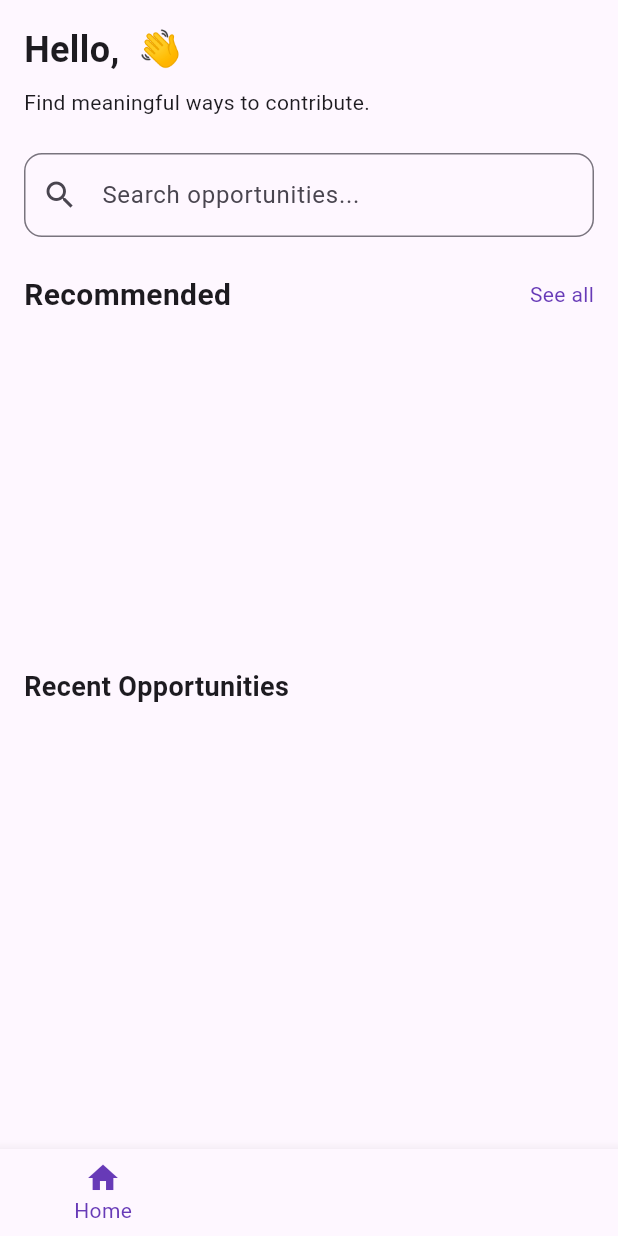
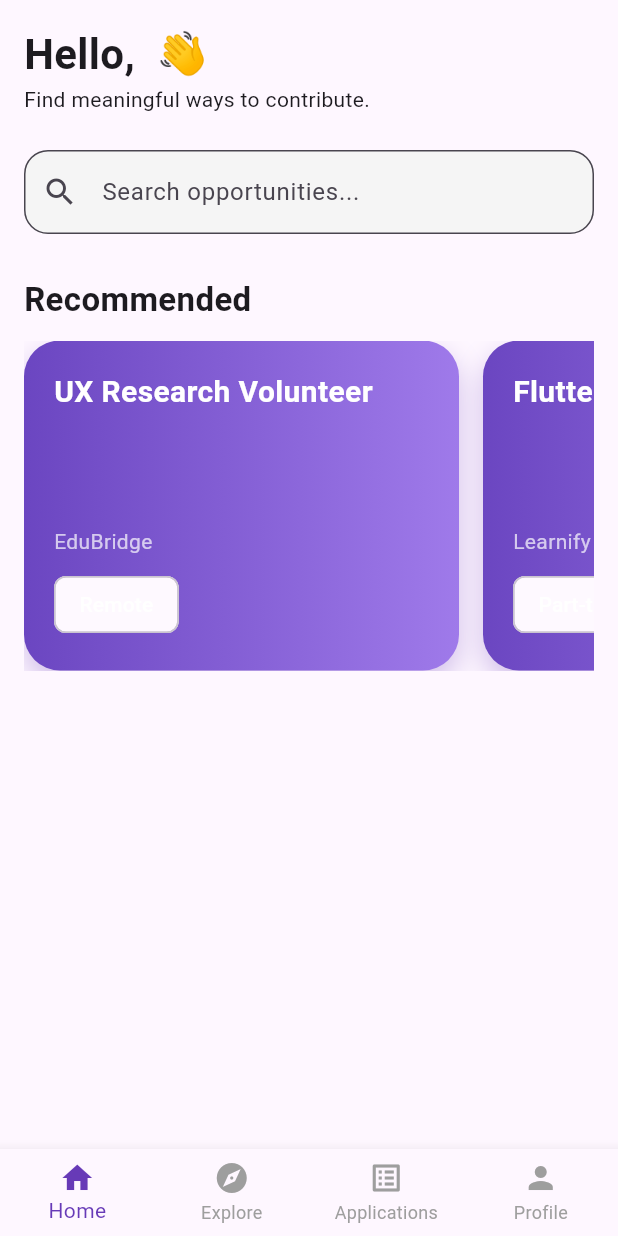
Before and after one commit to Abejirin-King/formative-assessment-_2, a Flutter app: the HomeScreen screen opened by its route, on a phone screen of 412 x 824 dp. Run offline on Flutter 3.47's test engine with Material 3 defaults, Android fonts, the phone set to English and light mode, and no system bars; our stand-ins replace cloud_firestore, firebase_auth, firebase_core, flutter_riverpod, go_router; accounts and stored records are empty.

Commit message:
UI Design

```diff
--- a/sparklink/lib/features/home/screens/home_screen.dart
+++ b/sparklink/lib/features/home/screens/home_screen.dart
@@ -1,11 +1,13 @@
 import 'package:flutter/material.dart';
 import 'package:flutter_riverpod/flutter_riverpod.dart';
-import 'package:go_router/go_router.dart';
 import '../../../core/providers/auth_provider.dart';
 import '../../opportunities/providers/opportunity_provider.dart';
+import '../../explore/screens/explore_screen.dart';
 import '../../applications/screens/applications_screen.dart';
-import '../../explore/screens/explore_screen.dart';
 import '../../profile/screens/profile_screen.dart';
+import '../../opportunities/screens/post_opportunity_screen.dart';
+import '../../opportunities/screens/opportunity_detail_screen.dart';
+import '../../../models/opportunity_model.dart';
 
 class HomeScreen extends ConsumerStatefulWidget {
   const HomeScreen({super.key});
@@ -26,12 +28,20 @@ class _HomeScreenState extends ConsumerState<HomeScreen> {
 
   @override
   Widget build(BuildContext context) {
+    final userAsync = ref.watch(currentUserProvider);
+
+    return userAsync.when(
+      data: (user) {
+        if (user == null) return const Scaffold(body: Center(child: Text("Please log in")));
+
         return Scaffold(
           body: _screens[_currentIndex],
           bottomNavigationBar: BottomNavigationBar(
             currentIndex: _currentIndex,
             onTap: (index) => setState(() => _currentIndex = index),
             selectedItemColor: Colors.deepPurple,
+            unselectedItemColor: Colors.grey,
+            type: BottomNavigationBarType.fixed,
             items: const [
               BottomNavigationBarItem(icon: Icon(Icons.home), label: "Home"),
               BottomNavigationBarItem(icon: Icon(Icons.explore), label: "Explore"),
@@ -39,79 +49,85 @@ class _HomeScreenState extends ConsumerState<HomeScreen> {
               BottomNavigationBarItem(icon: Icon(Icons.person), label: "Profile"),
             ],
           ),
+          floatingActionButton: user.role == 'startup'
+              ? FloatingActionButton(
+                  onPressed: () => Navigator.push(context, MaterialPageRoute(builder: (_) => const PostOpportunityScreen())),
+                  child: const Icon(Icons.add),
+                )
+              : null,
+        );
+      },
+      loading: () => const Scaffold(body: Center(child: CircularProgressIndicator())),
+      error: (_, __) => const Scaffold(body: Center(child: Text("Error loading user"))),
     );
   }
 }
 
-// Extracted Feed Widget
+// Beautiful Home Feed
 class HomeFeed extends ConsumerWidget {
   const HomeFeed({super.key});
 
   @override
   Widget build(BuildContext context, WidgetRef ref) {
-    final userAsync = ref.watch(currentUserProvider);
+    final user = ref.watch(currentUserProvider).value;
     final opportunitiesAsync = ref.watch(opportunitiesProvider);
 
-    final userName = userAsync.value?.name ?? "Amina";
+    // Auto seed demo data
+    WidgetsBinding.instance.addPostFrameCallback((_) => _seedDemoData(ref));
 
     return SingleChildScrollView(
       padding: const EdgeInsets.all(16),
       child: Column(
         crossAxisAlignment: CrossAxisAlignment.start,
         children: [
-          Text("Hello, $userName 👋", style: const TextStyle(fontSize: 24, fontWeight: FontWeight.bold)),
-          const SizedBox(height: 8),
+          Text("Hello, ${user?.name ?? 'Student'} 👋", style: const TextStyle(fontSize: 28, fontWeight: FontWeight.bold)),
           const Text("Find meaningful ways to contribute."),
           const SizedBox(height: 24),
 
-          // Search bar
           TextField(
             decoration: InputDecoration(
               hintText: "Search opportunities...",
               prefixIcon: const Icon(Icons.search),
-              border: OutlineInputBorder(borderRadius: BorderRadius.circular(12)),
+              border: OutlineInputBorder(borderRadius: BorderRadius.circular(16)),
+              filled: true,
+              fillColor: Colors.grey[100],
             ),
           ),
-          const SizedBox(height: 24),
+          const SizedBox(height: 28),
 
-          // Recommended Section (Gradient Cards)
-          const Row(
-            mainAxisAlignment: MainAxisAlignment.spaceBetween,
-            children: [
-              Text("Recommended", style: TextStyle(fontSize: 20, fontWeight: FontWeight.bold)),
-              Text("See all", style: TextStyle(color: Colors.deepPurple)),
-            ],
-          ),
+          const Text("Recommended", style: TextStyle(fontSize: 22, fontWeight: FontWeight.bold)),
           const SizedBox(height: 12),
 
           opportunitiesAsync.when(
             data: (opps) => SizedBox(
-              height: 190,
+              height: 220,
               child: ListView.builder(
                 scrollDirection: Axis.horizontal,
-                itemCount: opps.take(5).length,
+                itemCount: opps.length,
                 itemBuilder: (context, index) {
                   final opp = opps[index];
                   return GestureDetector(
-                    onTap: () => context.push('/opportunity/${opp.id}'),
+                    onTap: () => Navigator.push(
+                      context,
+                      MaterialPageRoute(builder: (_) => OpportunityDetailScreen(opportunityId: opp.id)),
+                    ),
                     child: Container(
-                      width: 260,
+                      width: 290,
                       margin: const EdgeInsets.only(right: 16),
                       padding: const EdgeInsets.all(20),
                       decoration: BoxDecoration(
-                        gradient: const LinearGradient(
-                          colors: [Color(0xFF6B46C1), Color(0xFF9F7AEA)],
-                        ),
-                        borderRadius: BorderRadius.circular(20),
+                        gradient: const LinearGradient(colors: [Color(0xFF6B46C1), Color(0xFF9F7AEA)]),
+                        borderRadius: BorderRadius.circular(24),
+                        boxShadow: [BoxShadow(color: Colors.deepPurple.withValues(alpha: 0.3), blurRadius: 15, offset: const Offset(0, 8))],
                       ),
                       child: Column(
                         crossAxisAlignment: CrossAxisAlignment.start,
                         children: [
-                          Text(opp.title, style: const TextStyle(fontSize: 18, fontWeight: FontWeight.bold, color: Colors.white)),
+                          Text(opp.title, style: const TextStyle(fontSize: 20, fontWeight: FontWeight.bold, color: Colors.white)),
                           const Spacer(),
-                          Chip(label: Text(opp.type), backgroundColor: Colors.white.withValues(alpha: 0.3), labelStyle: const TextStyle(color: Colors.white)),
+                          Text(opp.startupName, style: const TextStyle(color: Colors.white70)),
                           const SizedBox(height: 8),
-                          Text(opp.startupName, style: const TextStyle(color: Colors.white70)),
+                          Chip(label: Text(opp.type), backgroundColor: Colors.white.withValues(alpha: 0.25), labelStyle: const TextStyle(color: Colors.white)),
                         ],
                       ),
                     ),
@@ -119,15 +135,37 @@ class HomeFeed extends ConsumerWidget {
                 },
               ),
             ),
-            loading: () => const Center(child: CircularProgressIndicator()),
-            error: (e, _) => Text("Error: $e"),
+            loading: () => const CircularProgressIndicator(),
+            error: (_, __) => const Text("Failed to load"),
           ),
-
-          const SizedBox(height: 32),
-          const Text("Recent Opportunities", style: TextStyle(fontSize: 18, fontWeight: FontWeight.bold)),
-          // You can add a vertical list here similarly
         ],
       ),
     );
   }
+
+  Future<void> _seedDemoData(WidgetRef ref) async {
+    final firestore = ref.read(firestoreProvider);
+    if ((await firestore.collection('opportunities').limit(1).get()).docs.isNotEmpty) return;
+
+    final repo = ref.read(opportunityRepositoryProvider);
+
+    final List<Map<String, dynamic>> demos = [
+      {"title": "UX Research Volunteer", "startupName": "EduBridge", "type": "Remote", "skills": ["UX Research", "Figma"]},
+      {"title": "Flutter Developer", "startupName": "Learnify", "type": "Part-time", "skills": ["Flutter", "Dart"]},
+      {"title": "Social Media Assistant", "startupName": "CampusVoice", "type": "On-campus", "skills": ["Content Creation", "Canva"]},
+    ];
+
+    for (var d in demos) {
+      await repo.postOpportunity(Opportunity(
+        id: '',
+        title: d['title'],
+        description: "Exciting opportunity for ALU students!",
+        startupName: d['startupName'],
+        startupId: 'demo',
+        type: d['type'],
+        skillsRequired: List<String>.from(d['skills']),
+        postedDate: DateTime.now(),
+      ));
     }
+  }
+}
--- a/sparklink/lib/main.dart
+++ b/sparklink/lib/main.dart
@@ -7,7 +7,6 @@ import 'core/router/app_router.dart';
 void main() async {
   WidgetsFlutterBinding.ensureInitialized();
 
-  // This is the official recommended way
   await Firebase.initializeApp(
     options: DefaultFirebaseOptions.currentPlatform,
   );
```
Also changed, not shown: sparklink/lib/core/providers/auth_provider.dart (+14 -4 lines), sparklink/lib/features/applications/screens/applications_screen.dart (+43 -11 lines), sparklink/lib/features/opportunities/providers/opportunity_provider.dart (+15 -3 lines), sparklink/lib/features/opportunities/screens/opportunity_detail_screen.dart (+26 -11 lines), sparklink/lib/features/opportunities/screens/post_opportunity_screen.dart (added, +121 -0 lines). Lines whose indentation alone changed are shown as unchanged.
